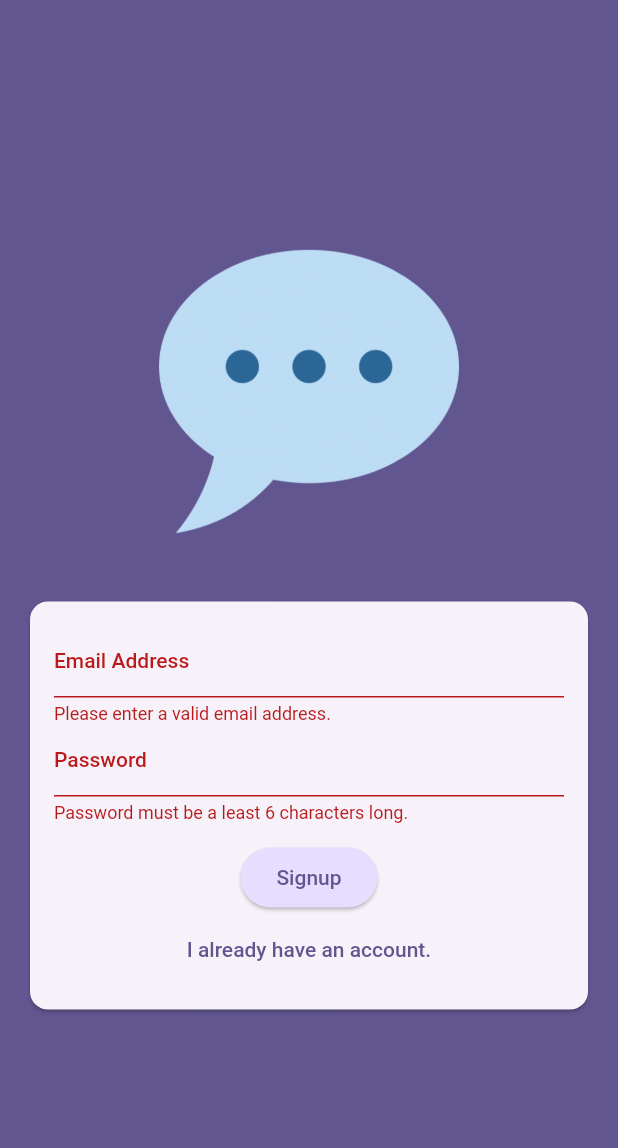
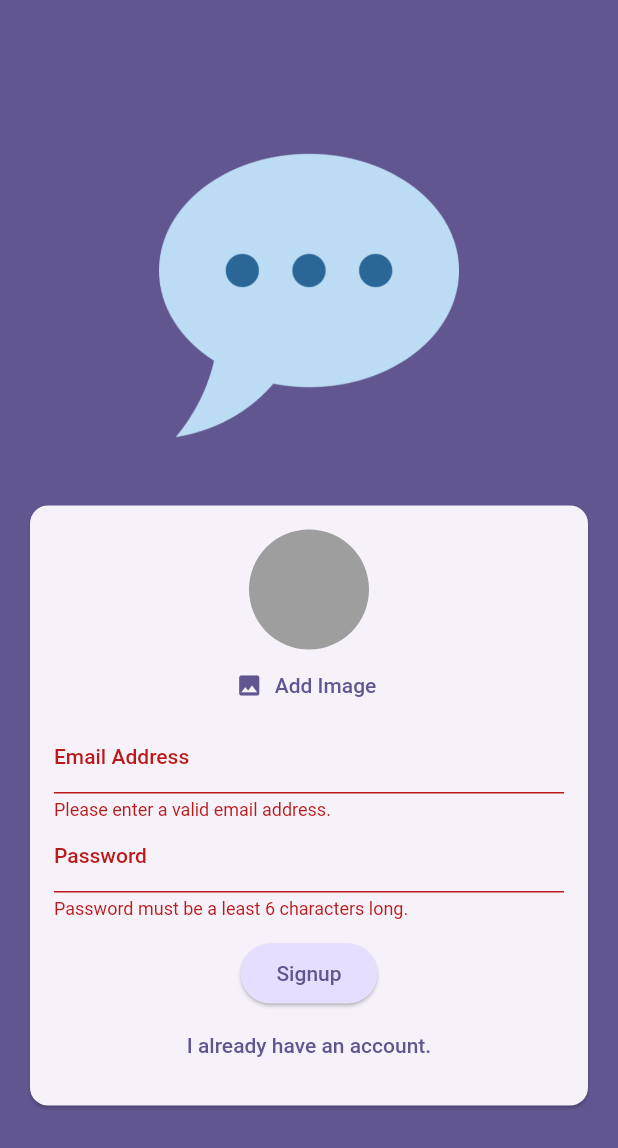
Before and after one commit to mohamedelbendary228/simple-chat, a Flutter app: the screen it shows after launch, after a tap on "Login", after a tap on "Create an account", on a phone screen of 412 x 824 dp. Shown: the top 1148 px of the screen. Run offline on Flutter 3.47's test engine with Material 2 defaults, Android fonts, the phone set to English and light mode, and no system bars; our stand-ins replace firebase_auth, firebase_core, firebase_storage, image_picker; accounts and stored records are empty.

Commit message:
Finish auth logic and ui

```diff
--- a/lib/view/auth_screen.dart
+++ b/lib/view/auth_screen.dart
@@ -1,6 +1,10 @@
+import 'dart:io';
+
 import 'package:firebase_auth/firebase_auth.dart';
+import 'package:firebase_storage/firebase_storage.dart';
 import 'package:flutter/material.dart';
 import 'package:simple_chat_app/widgets/text_input_field.dart';
+import 'package:simple_chat_app/widgets/user_image_picker.dart';
 
 final _firebase = FirebaseAuth.instance;
 
@@ -15,6 +19,7 @@ class _AuthScreenState extends State<AuthScreen> {
   late final TextEditingController emailTextEditingController;
   late final TextEditingController passwordTextEditingController;
   final GlobalKey<FormState> _formKey = GlobalKey<FormState>();
+  File? pickedImage;
   bool _isLogin = true;
   bool _isLoading = false;
 
@@ -33,7 +38,10 @@ class _AuthScreenState extends State<AuthScreen> {
   }
 
   void _submit() async {
-    if (_formKey.currentState!.validate()) {
+    if (!_formKey.currentState!.validate() ||
+        (!_isLogin && pickedImage == null)) {
+      return;
+    }
     try {
       setState(() {
         _isLoading = true;
@@ -42,12 +50,19 @@ class _AuthScreenState extends State<AuthScreen> {
         final userCredentials = await _firebase.signInWithEmailAndPassword(
             email: emailTextEditingController.text.trim(),
             password: passwordTextEditingController.text.trim());
+        debugPrint("Login UserCredentials $userCredentials");
       } else {
-          final userCredentials =
-              await _firebase.createUserWithEmailAndPassword(
+        final userCredentials = await _firebase.createUserWithEmailAndPassword(
             email: emailTextEditingController.text.trim(),
             password: passwordTextEditingController.text.trim());
-          print("userCredentials $userCredentials");
+
+        final storageRef = FirebaseStorage.instance
+            .ref()
+            .child("user_image")
+            .child("${userCredentials.user!.uid}.jpg");
+        await storageRef.putFile(pickedImage!);
+        final imageUrl = await storageRef.getDownloadURL();
+        debugPrint("Image Url $imageUrl");
       }
       setState(() {
         _isLoading = false;
@@ -59,7 +74,6 @@ class _AuthScreenState extends State<AuthScreen> {
       ScaffoldMessenger.of(context).clearSnackBars();
       ScaffoldMessenger.of(context).showSnackBar(
           SnackBar(content: Text(e.message ?? "Authentication failed.")));
-      }
     }
   }
 
@@ -88,6 +102,12 @@ class _AuthScreenState extends State<AuthScreen> {
                         child: Column(
                           mainAxisSize: MainAxisSize.min,
                           children: [
+                            if (!_isLogin)
+                              UserImagePicker(
+                                onPickImage: (image) {
+                                  pickedImage = image;
+                                },
+                              ),
                             TextInputField(
                               controller: emailTextEditingController,
                               labelText: "Email Address",
@@ -113,16 +133,16 @@ class _AuthScreenState extends State<AuthScreen> {
                               },
                             ),
                             const SizedBox(height: 12),
-                            ElevatedButton(
+                            _isLoading
+                                ? const CircularProgressIndicator()
+                                : ElevatedButton(
                                     onPressed: _submit,
                                     style: ElevatedButton.styleFrom(
                                       backgroundColor: Theme.of(context)
                                           .colorScheme
                                           .primaryContainer,
                                     ),
-                              child: _isLoading
-                                  ? const CircularProgressIndicator()
-                                  : Text(_isLogin ? "Login" : "Signup"),
+                                    child: Text(_isLogin ? "Login" : "Signup"),
                                   ),
                             TextButton(
                               onPressed: () {
--- /dev/null
+++ b/lib/widgets/user_image_picker.dart
@@ -0,0 +1,53 @@
+import 'dart:io';
+
+import 'package:flutter/material.dart';
+import 'package:image_picker/image_picker.dart';
+
+class UserImagePicker extends StatefulWidget {
+  final ValueChanged<File> onPickImage;
+  const UserImagePicker({Key? key, required this.onPickImage}) : super(key: key);
+
+  @override
+  State<UserImagePicker> createState() => _UserImagePickerState();
+}
+
+class _UserImagePickerState extends State<UserImagePicker> {
+  File? _pickedImageFile;
+
+  void _pickImage() async {
+    final pickedImage = await ImagePicker()
+        .pickImage(source: ImageSource.camera, imageQuality: 50, maxWidth: 150);
+
+    if (pickedImage != null) {
+      setState(() {
+        _pickedImageFile = File(pickedImage.path);
+      });
+      widget.onPickImage(_pickedImageFile!);
+    }
+
+
+  }
+
+  @override
+  Widget build(BuildContext context) {
+    return Column(
+      children: [
+        CircleAvatar(
+          radius: 40,
+          backgroundColor: Colors.grey,
+          backgroundImage:
+              _pickedImageFile != null ? FileImage(_pickedImageFile!) : null,
+        ),
+        TextButton.icon(
+            onPressed: _pickImage,
+            icon: const Icon(Icons.image),
+            label: Text(
+              "Add Image",
+              style: TextStyle(
+                color: Theme.of(context).colorScheme.primary,
+              ),
+            ))
+      ],
+    );
+  }
+}
--- a/pubspec.yaml
+++ b/pubspec.yaml
@@ -37,6 +37,8 @@ dependencies:
   cupertino_icons: ^1.0.2
   firebase_core: ^2.13.1
   firebase_auth: ^4.6.2
+  firebase_storage: ^11.2.2
+  image_picker: ^0.8.8
 
 dev_dependencies:
   flutter_test:
```
Also changed, not shown: pubspec.lock, 5 other files. Lines whose indentation alone changed are shown as unchanged.
